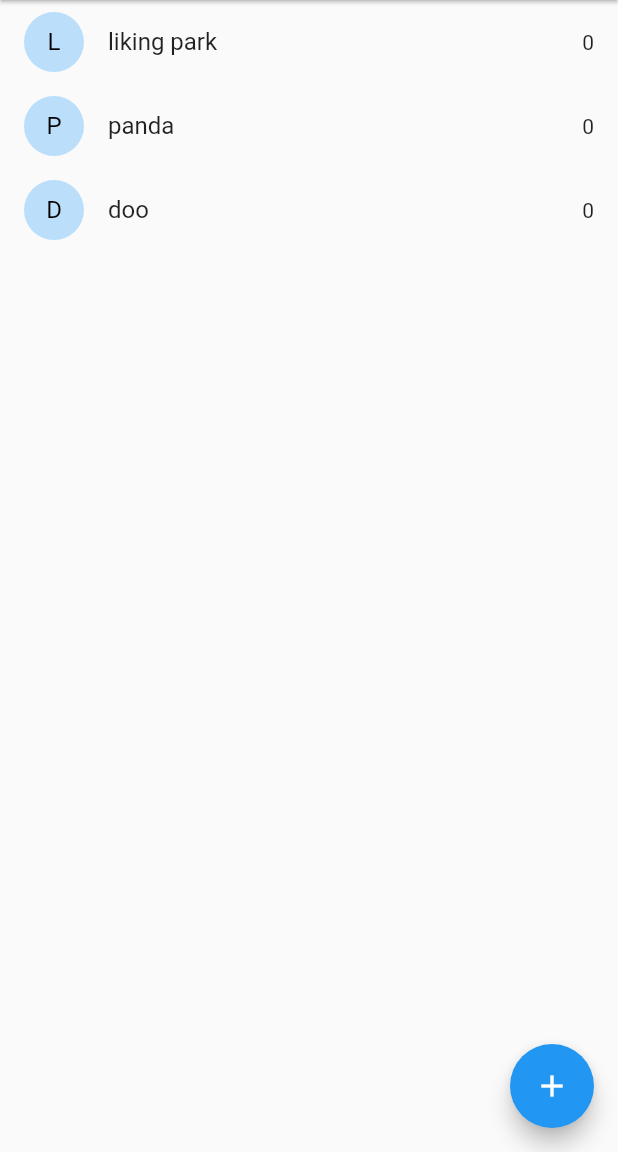
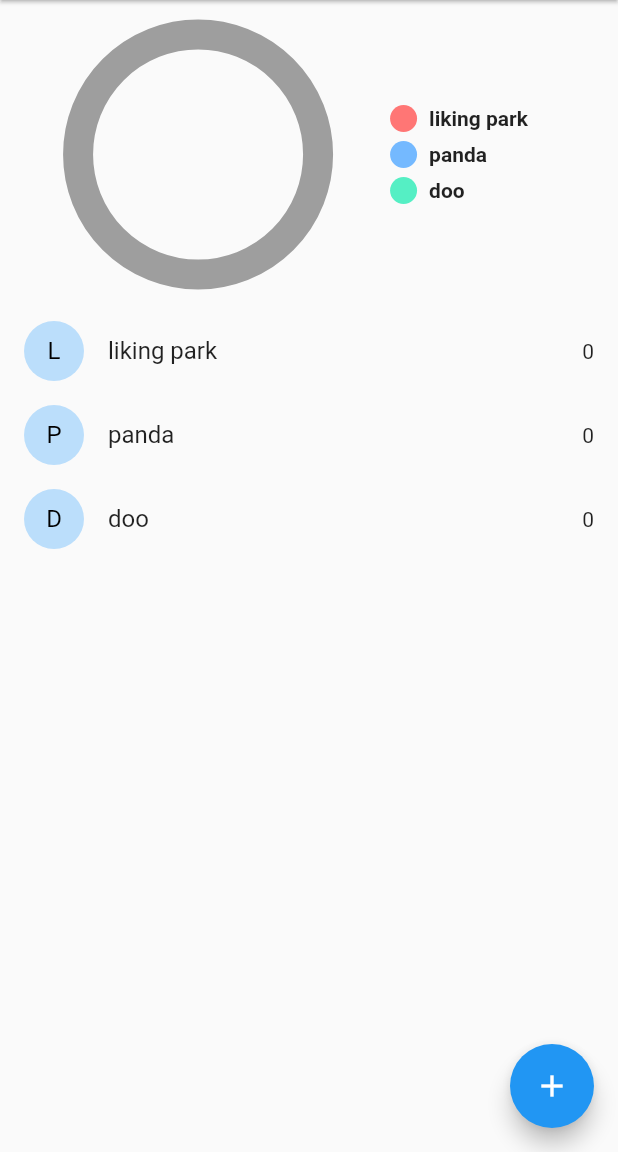
Before and after one commit to matu-1/bandnames-app, a Flutter app: the screen it shows after launch, on a phone screen of 412 x 824 dp, the part 84-1236 px from its top. Run offline on Flutter 3.47's test engine with Material 2 defaults, Android fonts, the phone set to English and light mode, and no system bars; drawn by our look-alikes of pie_chart; our stand-ins replace socket_io_client; network calls fail.

Commit message:
app terminada v1

```diff
--- a/lib/pages/home_page.dart
+++ b/lib/pages/home_page.dart
@@ -4,6 +4,7 @@ import 'package:bandnames/constants/ui.dart';
 import 'package:bandnames/models/band_model.dart';
 import 'package:bandnames/services/socket_service.dart';
 import 'package:flutter/material.dart';
+import 'package:pie_chart/pie_chart.dart';
 import 'package:provider/provider.dart';
 
 class HomePage extends StatefulWidget {
@@ -59,7 +60,12 @@ class _HomePageState extends State<HomePage> {
           )
         ],
       ),
-      body: _bandList(),
+      body: Column(
+        children: [
+          _showGrafico(),
+          Expanded(child: _bandList()),
+        ],
+      ),
       floatingActionButton: FloatingActionButton(
         onPressed: _addBandDialog,
         child: Icon(Icons.add),
@@ -89,7 +95,7 @@ class _HomePageState extends State<HomePage> {
           style: TextStyle(color: Colors.white),
         ),
       ),
-      onDismissed: (direction) {},
+      onDismissed: (_) => _deleteBand(band.id),
       child: ListTile(
         leading: CircleAvatar(
           child: Text(band.initialName()),
@@ -99,6 +105,26 @@ class _HomePageState extends State<HomePage> {
         onTap: () => _aumentarVoto(band.id),
       ),
     );
+  }
+
+  Widget _showGrafico() {
+    final size = MediaQuery.of(context).size;
+    Map<String, double> dataMap = {};
+    _bands.forEach((band) {
+      dataMap[band.name] = band.votes.toDouble();
+    });
+
+    return Container(
+        padding: EdgeInsets.all(UI.padding),
+        height: size.height * 0.25,
+        child: PieChart(
+          dataMap: dataMap,
+          chartType: ChartType.ring,
+          chartValuesOptions: ChartValuesOptions(
+            showChartValueBackground: false,
+            showChartValuesInPercentage: true,
+          ),
+        ));
   }
 
   void _aumentarVoto(String id) {
@@ -137,11 +163,11 @@ class _HomePageState extends State<HomePage> {
   void _addNewBand(String name, GlobalKey<FormState> formKey) {
     if (!formKey.currentState.validate()) return;
     formKey.currentState.save();
-    _bands.add(new BandModel(
-      id: DateTime.now().toString(),
-      name: name,
-    ));
     _socketService.socket.emit('add-band', {'name': name});
     Navigator.of(context).pop();
   }
+
+  void _deleteBand(String id) {
+    _socketService.socket.emit('delete-band', {'id': id});
+  }
 }
--- a/pubspec.yaml
+++ b/pubspec.yaml
@@ -30,6 +30,7 @@ dependencies:
   cupertino_icons: ^1.0.0
   socket_io_client: ^0.9.11
   provider: ^4.3.2+2
+  pie_chart: ^4.0.1
 
 dev_dependencies:
   flutter_test:
```
Also changed, not shown: pubspec.lock.
